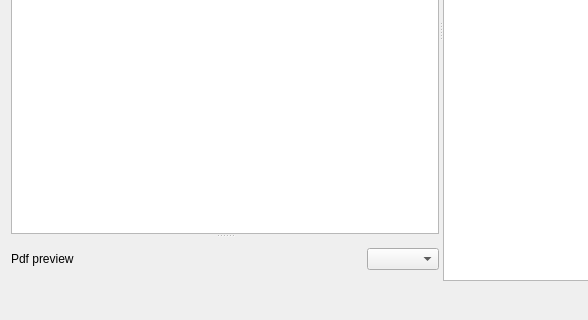
Before: the Qt Designer form datatex/solutionsdocument.ui in CSMathematics/DataTex, drawn with Qt 5; both pictures show x 0 to 588 and y 233 to 553 of the 882 by 553 pixel window.
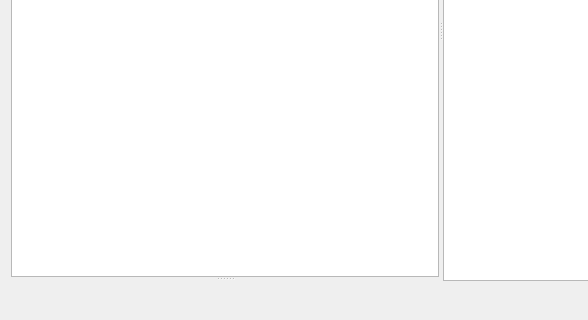
After: the same form once the commit is applied. Icons and pictures are not drawn. Custom widgets are drawn as their Qt base class.

Diff of the .ui file:
```diff
--- a/datatex/solutionsdocument.ui
+++ b/datatex/solutionsdocument.ui
@@ -64,39 +64,7 @@
        </layout>
       </widget>
       <widget class="QWidget" name="verticalLayoutWidget">
-       <layout class="QVBoxLayout" name="verticalLayout_2">
-        <item>
-         <layout class="QHBoxLayout" name="horizontalLayout_2">
-          <item>
-           <widget class="QLabel" name="label_2">
-            <property name="text">
-             <string>Pdf preview</string>
-            </property>
-           </widget>
-          </item>
-          <item>
-           <spacer name="horizontalSpacer_2">
-            <property name="orientation">
-             <enum>Qt::Horizontal</enum>
-            </property>
-            <property name="sizeHint" stdset="0">
-             <size>
-              <width>40</width>
-              <height>20</height>
-             </size>
-            </property>
-           </spacer>
-          </item>
-          <item>
-           <widget class="QComboBox" name="SolutionCombo">
-            <property name="sizeAdjustPolicy">
-             <enum>QComboBox::AdjustToContents</enum>
-            </property>
-           </widget>
-          </item>
-         </layout>
-        </item>
-       </layout>
+       <layout class="QVBoxLayout" name="verticalLayout_2"/>
       </widget>
      </widget>
      <widget class="QWidget" name="layoutWidget">
```
